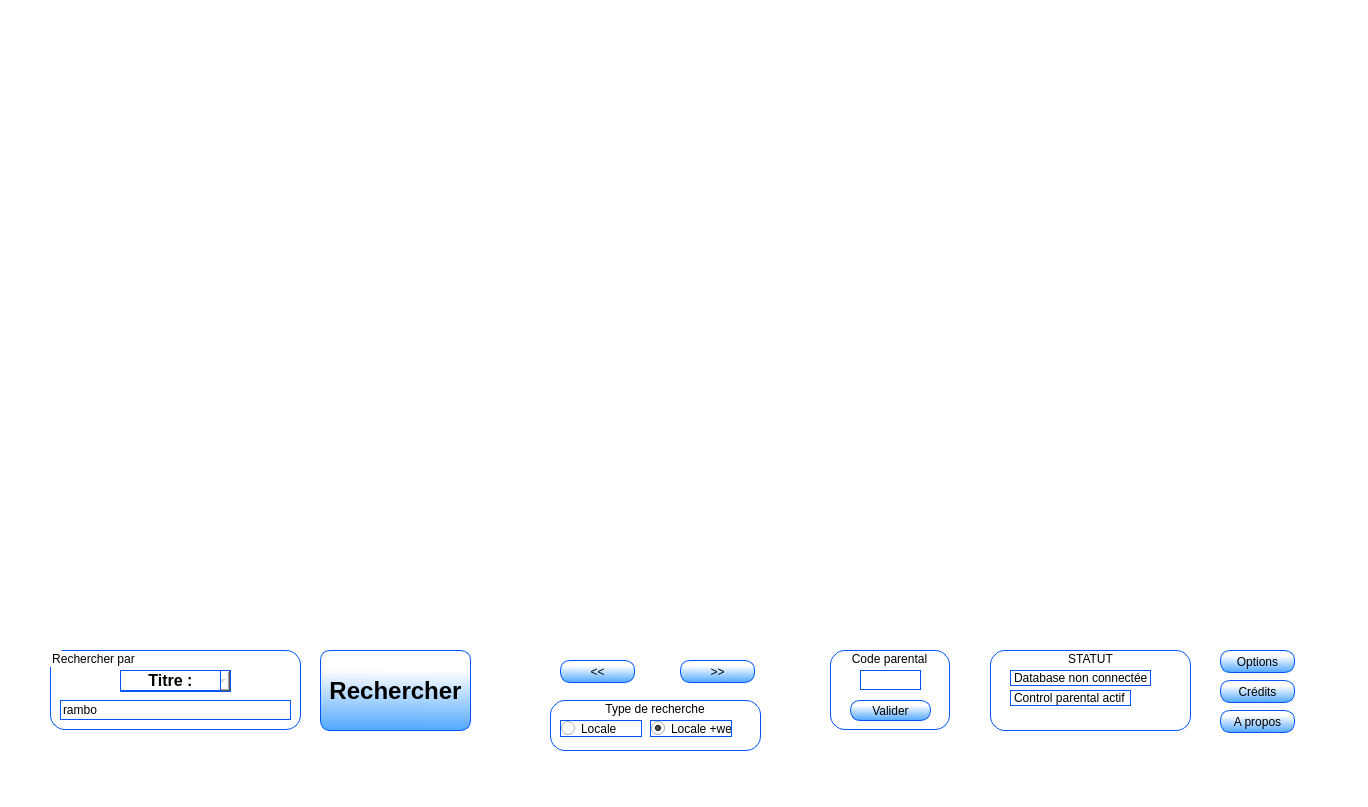
AlexSerfa/DVDFLIX, file mainwindow.ui: the form before one commit.
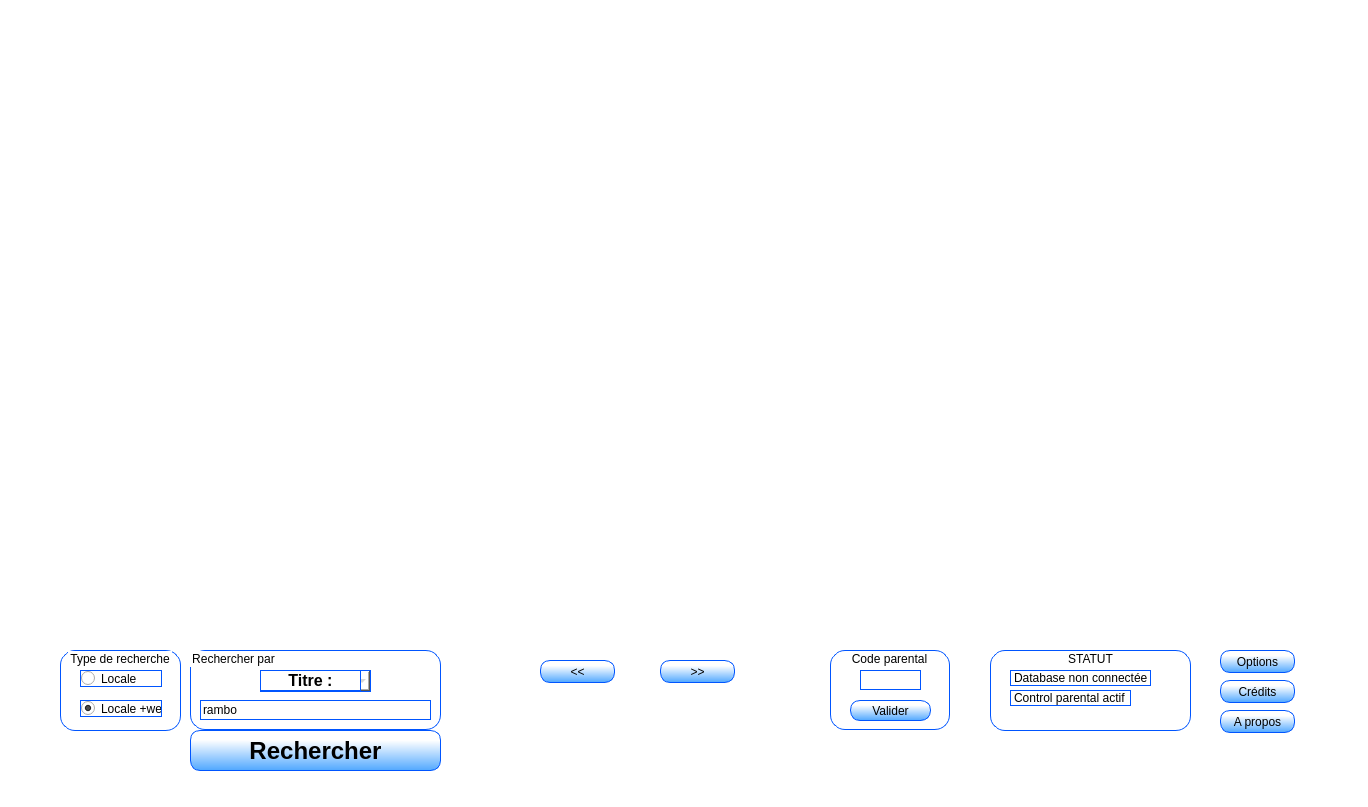
The form after the commit.

Commit message:
modif sur les UI , ajout logo..voir detail du push SVP
il faut copier les image home.png, online.png etc (toutes les images de l'application qui se trouvent actuellement dans le dossier tempo68) dans le dossier lib_img de l'application..et également dans le dossier debbug!!!

```diff
--- a/mainwindow.ui
+++ b/mainwindow.ui
@@ -41,10 +41,10 @@
    <widget class="QPushButton" name="btn_rechercher">
     <property name="geometry">
      <rect>
-      <x>320</x>
-      <y>650</y>
-      <width>151</width>
-      <height>81</height>
+      <x>190</x>
+      <y>730</y>
+      <width>251</width>
+      <height>41</height>
      </rect>
     </property>
     <property name="font">
@@ -68,7 +68,7 @@
    <widget class="QPushButton" name="btn_previous">
     <property name="geometry">
      <rect>
-      <x>560</x>
+      <x>540</x>
       <y>660</y>
       <width>75</width>
       <height>23</height>
@@ -88,7 +88,7 @@
    <widget class="QPushButton" name="btn_next">
     <property name="geometry">
      <rect>
-      <x>680</x>
+      <x>660</x>
       <y>660</y>
       <width>75</width>
       <height>23</height>
@@ -661,10 +661,10 @@
    <widget class="QGroupBox" name="grp_rechercheType">
     <property name="geometry">
      <rect>
-      <x>550</x>
-      <y>700</y>
-      <width>211</width>
-      <height>51</height>
+      <x>60</x>
+      <y>650</y>
+      <width>121</width>
+      <height>81</height>
      </rect>
     </property>
     <property name="styleSheet">
@@ -685,7 +685,7 @@
     <widget class="QRadioButton" name="rdb_rechLoc">
      <property name="geometry">
       <rect>
-       <x>10</x>
+       <x>20</x>
        <y>20</y>
        <width>82</width>
        <height>17</height>
@@ -698,8 +698,8 @@
     <widget class="QRadioButton" name="rdb_rechDist">
      <property name="geometry">
       <rect>
-       <x>100</x>
-       <y>20</y>
+       <x>20</x>
+       <y>50</y>
        <width>82</width>
        <height>17</height>
       </rect>
@@ -863,7 +863,7 @@
    <widget class="QGroupBox" name="groupBox_2">
     <property name="geometry">
      <rect>
-      <x>50</x>
+      <x>190</x>
       <y>650</y>
       <width>251</width>
       <height>80</height>
@@ -995,6 +995,22 @@
      <string>A propos</string>
     </property>
    </widget>
+   <widget class="QLabel" name="lbl_logo">
+    <property name="geometry">
+     <rect>
+      <x>500</x>
+      <y>690</y>
+      <width>271</width>
+      <height>71</height>
+     </rect>
+    </property>
+    <property name="text">
+     <string/>
+    </property>
+    <property name="scaledContents">
+     <bool>true</bool>
+    </property>
+   </widget>
   </widget>
   <widget class="QMenuBar" name="menubar">
    <property name="geometry">
```
The commit also changes 12 other files.
